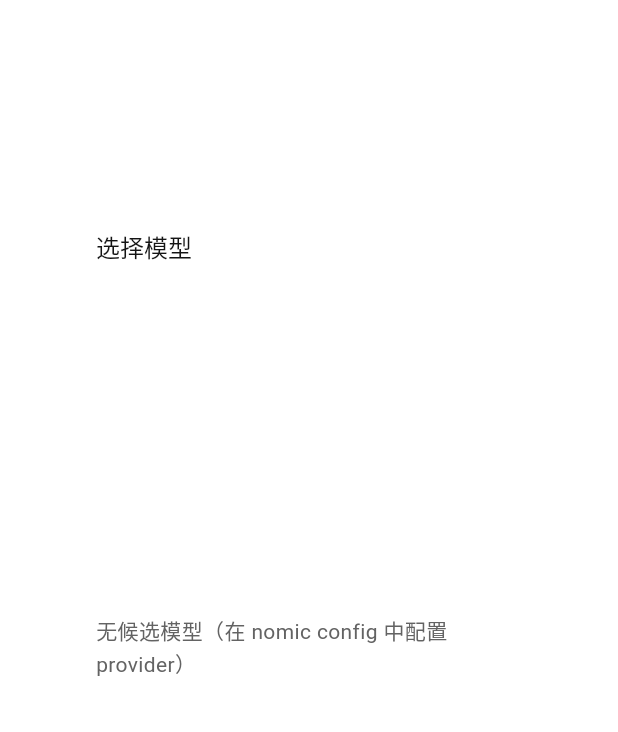
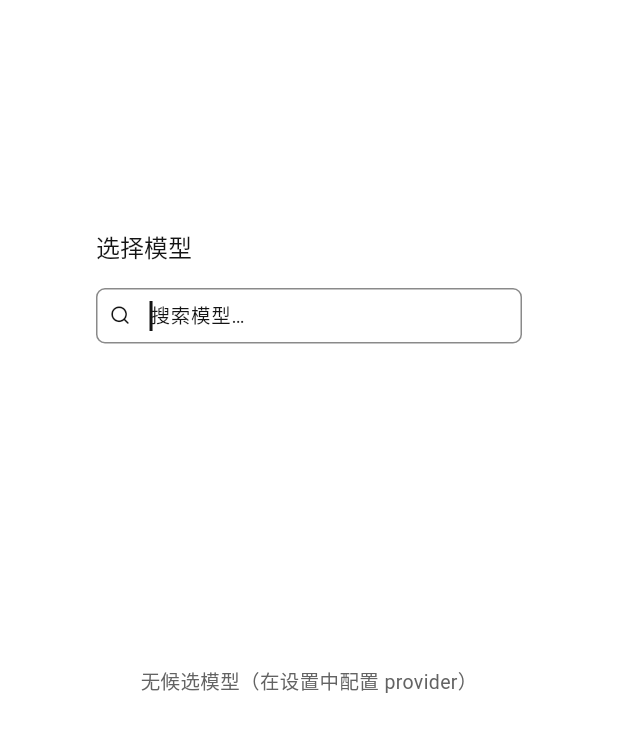
Before and after one commit to zineyu/nomic, a Flutter app: the ModelPicker widget shown alone on an empty page, opened directly with empty values, on a phone screen of 412 x 824 dp. Shown: the top 732 px of the screen. Run offline on Flutter 3.47's test engine with Material 3 defaults, Android fonts, the phone set to English and light mode, and no system bars; our stand-ins replace flutter_markdown; network calls fail.

Commit message:
feat(app): 模型选择器支持搜索过滤与加载态
Signed-off-by: zine yu <zine.xlws@gmail.com>

```diff
--- a/app/lib/app_controller.dart
+++ b/app/lib/app_controller.dart
@@ -45,6 +45,9 @@ class AppController extends ChangeNotifier {
   List<QueueEntry> queue = [];
   ModelInfo model = ModelInfo.placeholder;
   List<ModelChoice> modelCandidates = [];
+
+  /// 候选模型列表加载中（模型选择器展示加载态用）。
+  bool modelsLoading = false;
   String? reasoning;
   int contextTokens = 0;
   String? project;
@@ -254,6 +257,8 @@ class AppController extends ChangeNotifier {
 
   /// 加载候选模型列表（打开模型选择器时调用）。
   Future<void> loadModels() async {
+    modelsLoading = true;
+    notifyListeners();
     try {
       final result = await _client.request(ClientEvent.listModels);
       modelCandidates = asJsonList(
@@ -263,6 +268,7 @@ class AppController extends ChangeNotifier {
     } on ServerException catch (e) {
       error = e.message;
     }
+    modelsLoading = false;
     notifyListeners();
   }
 
--- a/app/lib/ui/model_picker.dart
+++ b/app/lib/ui/model_picker.dart
@@ -1,5 +1,5 @@
 /// 模型选择器：跨 provider 候选列表（`list_models` 查询 + `switch_model` 命令；
-/// 选择结果由服务端落库，与 TUI `/models` 同一口径）。
+/// 选择结果由服务端落库，与 TUI `/models` 同一口径）。支持搜索过滤与加载态。
 library;
 
 import 'package:flutter/material.dart';
@@ -28,24 +28,80 @@ class ModelPicker extends StatefulWidget {
 }
 
 class _ModelPickerState extends State<ModelPicker> {
+  final _searchController = TextEditingController();
+
+  @override
+  void dispose() {
+    _searchController.dispose();
+    super.dispose();
+  }
+
   @override
   Widget build(BuildContext context) {
     final tokens = tokensOf(context);
     return ListenableBuilder(
       listenable: widget.controller,
       builder: (context, _) {
-        final candidates = widget.controller.modelCandidates;
+        final query = _searchController.text.trim().toLowerCase();
+        final all = widget.controller.modelCandidates;
+        final candidates = query.isEmpty
+            ? all
+            : all
+                  .where(
+                    (c) =>
+                        c.name.toLowerCase().contains(query) ||
+                        c.spec.toLowerCase().contains(query) ||
+                        c.provider.toLowerCase().contains(query),
+                  )
+                  .toList();
         final current = widget.controller.model;
         return AlertDialog(
           title: Text('选择模型', style: AppText.body(null)),
           content: SizedBox(
             width: 420,
             height: 480,
-            child: candidates.isEmpty
+            child: Column(
+              children: [
+                TextField(
+                  controller: _searchController,
+                  autofocus: true,
+                  style: AppText.ui(tokens.foreground),
+                  decoration: const InputDecoration(
+                    hintText: '搜索模型…',
+                    isDense: true,
+                    prefixIcon: Icon(LucideIcons.search, size: 14),
+                    prefixIconConstraints: BoxConstraints(
+                      minWidth: 32,
+                      minHeight: 24,
+                    ),
+                  ),
+                  onChanged: (_) => setState(() {}),
+                ),
+                const SizedBox(height: Spacing.sm),
+                Expanded(
+                  child: widget.controller.modelsLoading
+                      ? Center(
+                          child: SizedBox(
+                            width: 16,
+                            height: 16,
+                            child: CircularProgressIndicator(
+                              strokeWidth: 2,
+                              color: tokens.mutedForeground,
+                            ),
+                          ),
+                        )
+                      : all.isEmpty
                       ? Center(
                           child: Text(
-                      '无候选模型（在 nomic config 中配置 provider）',
-                      style: AppText.bodySm(tokens.mutedForeground),
+                            '无候选模型（在设置中配置 provider）',
+                            style: AppText.ui(tokens.mutedForeground),
+                          ),
+                        )
+                      : candidates.isEmpty
+                      ? Center(
+                          child: Text(
+                            '无匹配模型',
+                            style: AppText.ui(tokens.mutedForeground),
                           ),
                         )
                       : ListView(
@@ -61,11 +117,16 @@ class _ModelPickerState extends State<ModelPicker> {
                                   size: 14,
                                   color: tokens.mutedForeground,
                                 ),
-                          title: Text(choice.name, style: AppText.ui(null)),
+                                title: Text(
+                                  choice.name,
+                                  style: AppText.ui(null),
+                                ),
                                 subtitle: Text(
                                   '${choice.spec} · ${choice.contextWindow} ctx'
                                   '${choice.reasoning ? ' · reasoning' : ''}',
-                            style: AppText.caption(tokens.mutedForeground),
+                                  style: AppText.caption(
+                                    tokens.mutedForeground,
+                                  ),
                                 ),
                                 onTap: () {
                                   widget.controller.switchModel(choice.spec);
@@ -75,6 +136,9 @@ class _ModelPickerState extends State<ModelPicker> {
                           ],
                         ),
                 ),
+              ],
+            ),
+          ),
         );
       },
     );
```
Lines whose indentation alone changed are shown as unchanged.
